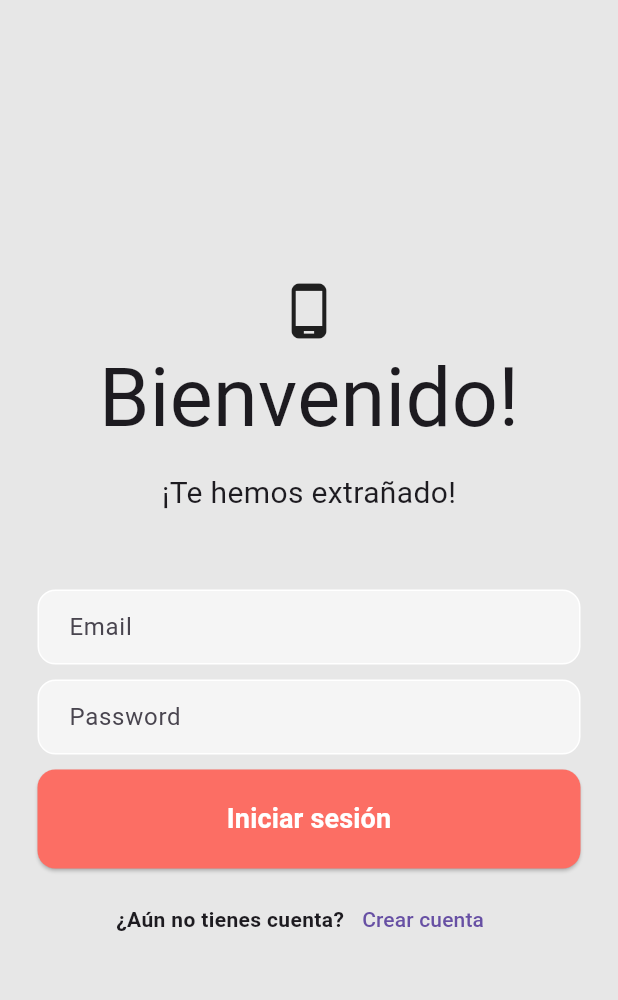
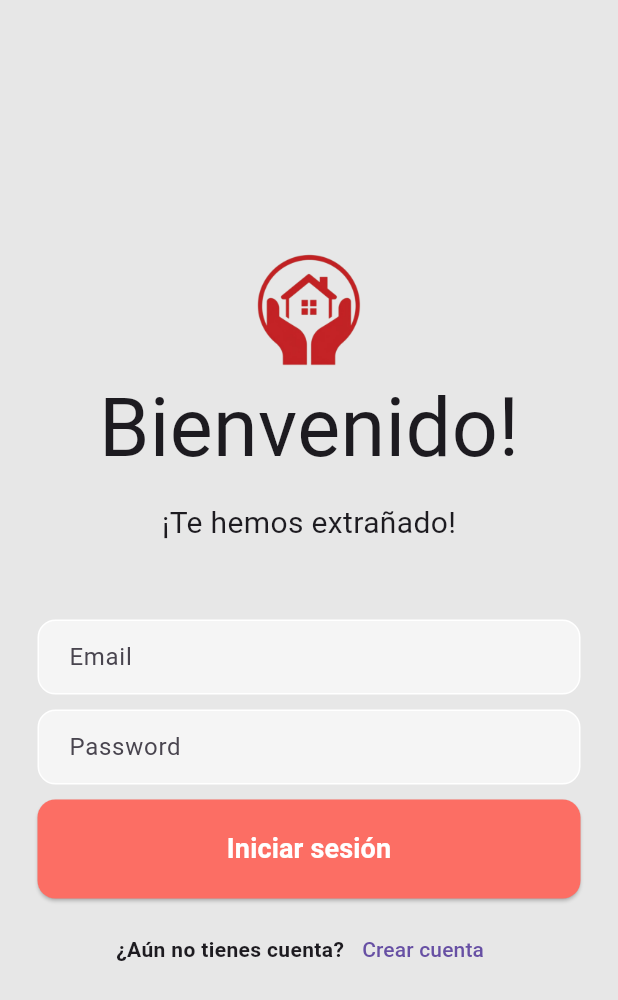
Before and after one commit to ncruzcordon-blip/RedFugio, a Flutter app: the screen it shows after launch, on a phone screen of 412 x 824 dp. Shown: the top 1000 px of the screen. Run offline on Flutter 3.47's test engine with Material 3 defaults, Android fonts, the phone set to English and light mode, and no system bars; our stand-ins replace dio, flutter_secure_storage, flutter_slidable; accounts and stored records are empty.

Commit message:
adding logo, change buttons colors

```diff
--- a/redfugio_frontend2/lib/Front-end/login_page.dart
+++ b/redfugio_frontend2/lib/Front-end/login_page.dart
@@ -74,7 +74,11 @@ class _LoginPageState extends State<LoginPage>{
             mainAxisAlignment: MainAxisAlignment.center,
             children: [
 
-              Icon(Icons.phone_android, size: 40,),
+              Image.asset('assets/images/logoRedFugio.png',
+                width: 80,
+                height: 80,
+                fit: BoxFit.contain,
+              ),
 
               Text('Bienvenido!',
                 style:TextStyle(
--- a/redfugio_frontend2/pubspec.yaml
+++ b/redfugio_frontend2/pubspec.yaml
@@ -61,6 +61,8 @@ flutter:
   # included with your application, so that you can use the icons in
   # the material Icons class.
   uses-material-design: true
+  assets:
+    - assets/images/logoRedFugio.png
 
   # To add assets to your application, add an assets section, like this:
   # assets:
```
Also changed, not shown: redfugio_frontend2/lib/Front-end/admin_page.dart (+15 -7 lines), redfugio_frontend2/assets/images/logoRedFugio.png (added), 1 other file.
